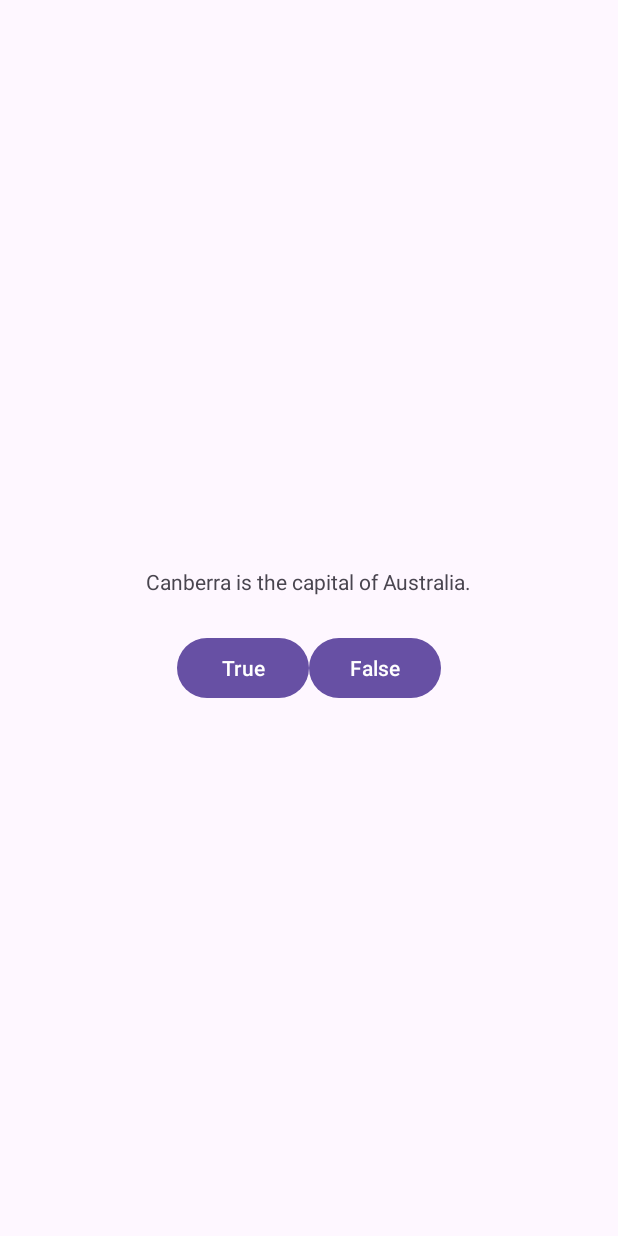
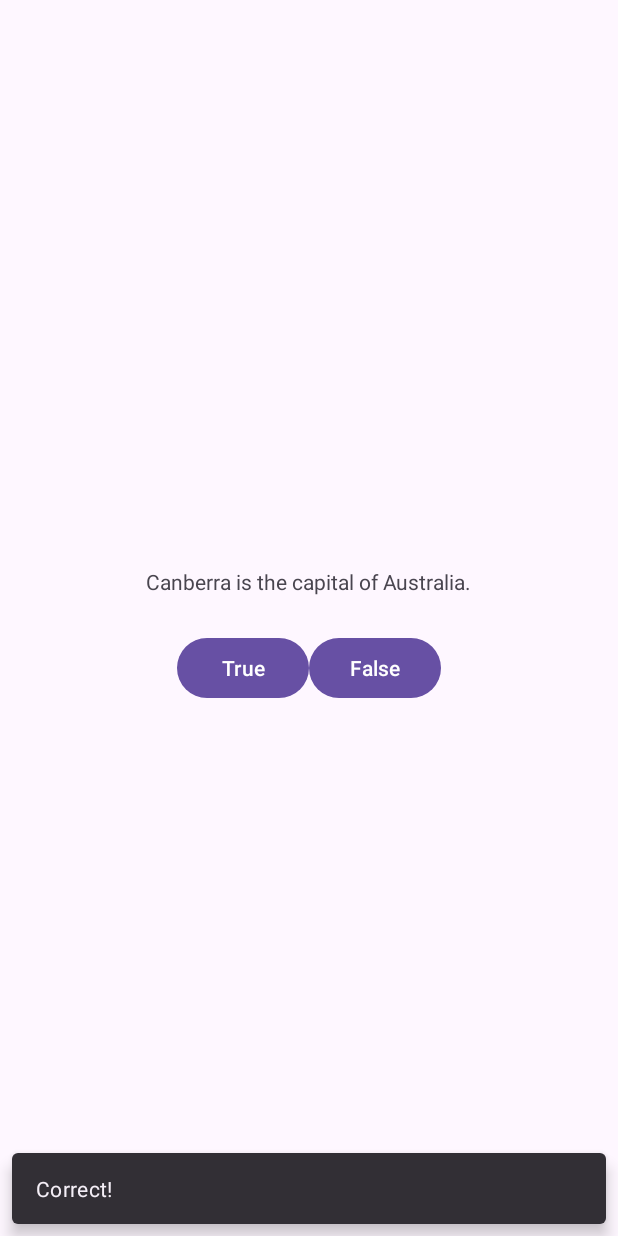
Before and after one commit to ElmaddinAsger/The-Big-Nerd-Ranch-Guide, an Android app: the screen it shows after launch (MainActivity), after a tap on "True", on a phone screen of 412 x 824 dp. Run offline under Robolectric (Android 15) with nearby library versions, the phone set to English and light mode, and no system bars.

Commit message:
Challenge Completed

```diff
--- a/app/src/main/java/com/asadov/thebignerdranchguide/MainActivity.kt
+++ b/app/src/main/java/com/asadov/thebignerdranchguide/MainActivity.kt
@@ -1,11 +1,14 @@
 package com.asadov.thebignerdranchguide
 
 import android.os.Bundle
+import android.view.View
 
 import android.widget.Button
 import android.widget.Toast
 import androidx.activity.enableEdgeToEdge
 import androidx.appcompat.app.AppCompatActivity
+import com.google.android.material.snackbar.BaseTransientBottomBar
+import com.google.android.material.snackbar.Snackbar
 
 
 class MainActivity : AppCompatActivity() {
@@ -21,19 +24,15 @@ class MainActivity : AppCompatActivity() {
         trueButton = findViewById(R.id.true_button)
         falseButton = findViewById(R.id.false_button)
 
-        trueButton.setOnClickListener {
+        trueButton.setOnClickListener { view: View ->
             // Do something in response to the click here
-            Toast.makeText(
-                this,
-                R.string.correct_toast,
-                Toast.LENGTH_LONG).show()
+            Snackbar.make(view, R.string.correct_toast, 4000).show()
         }
 
-        falseButton.setOnClickListener {
+        falseButton.setOnClickListener { view: View ->
             // Do something in response to the click here
-            Toast.makeText(this,
-                R.string.incorrect_toast,
-                Toast.LENGTH_LONG).show()
+            Snackbar.make(view, R.string.incorrect_toast, BaseTransientBottomBar.LENGTH_INDEFINITE)
+                .show()
         }
     }
 }
```
